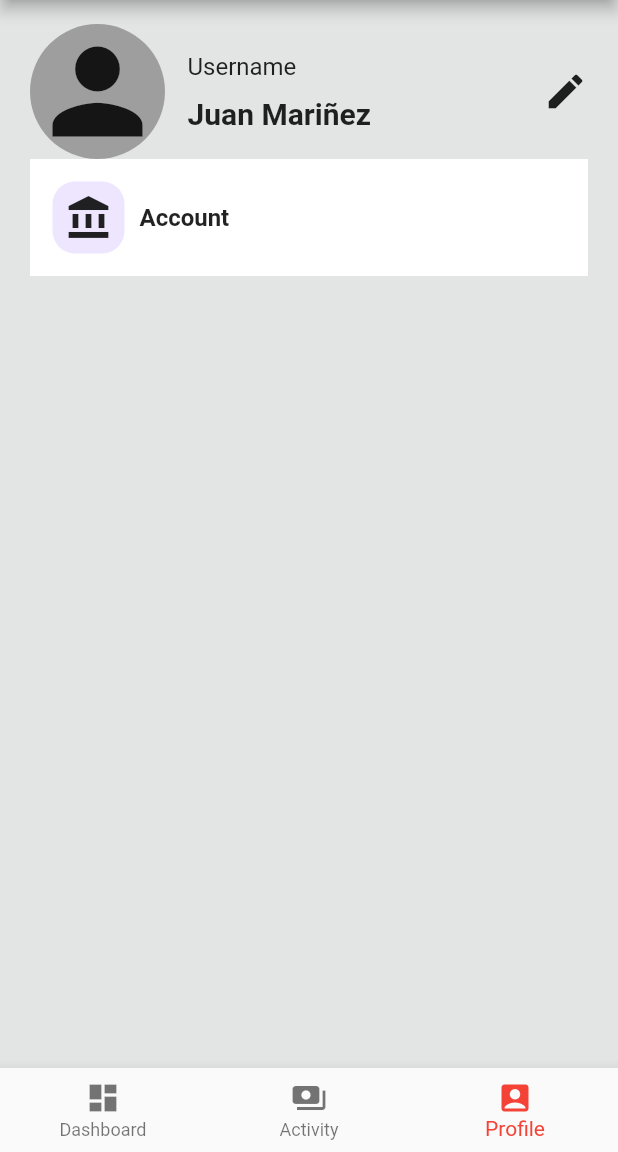
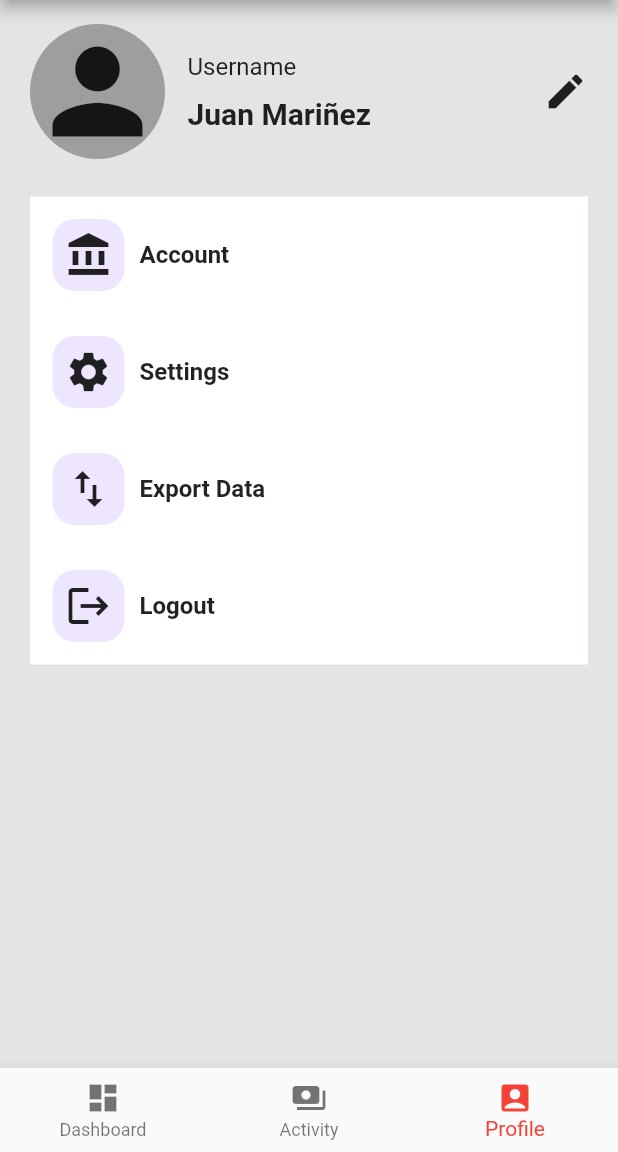
Before and after one commit to JMarinez/gatao, a Flutter app: the screen it shows after launch, item 3 of the bottom bar chosen, on a phone screen of 412 x 824 dp, the part 84-1236 px from its top. Run offline on Flutter 3.47's test engine with Material 2 defaults, Android fonts, the light colour scheme and no system bars.

Commit message:
[UPD] Profile page design almost done

```diff
--- a/lib/src/components/profile/profile_body.dart
+++ b/lib/src/components/profile/profile_body.dart
@@ -11,9 +11,14 @@ class ProfileBody extends StatelessWidget {
   Widget build(BuildContext context) {
     return Container(
       color: Colors.white,
-      child: Column(children: [
-        ProfileMenuItem(),
-      ]),
+      child: Column(
+        children: const [
+          ProfileMenuItem(iconData: Icons.account_balance, label: 'Account'),
+          ProfileMenuItem(iconData: Icons.settings, label: 'Settings'),
+          ProfileMenuItem(iconData: Icons.import_export, label: 'Export Data'),
+          ProfileMenuItem(iconData: Icons.logout, label: 'Logout'),
+        ],
+      ),
     );
   }
 }
--- a/lib/src/components/profile/profile_menu_item.dart
+++ b/lib/src/components/profile/profile_menu_item.dart
@@ -1,8 +1,13 @@
 import 'package:flutter/material.dart';
 
 class ProfileMenuItem extends StatelessWidget {
+  final IconData iconData;
+  final String label;
+
   const ProfileMenuItem({
     Key? key,
+    required this.iconData,
+    required this.label,
   }) : super(key: key);
 
   @override
@@ -13,8 +18,8 @@ class ProfileMenuItem extends StatelessWidget {
         children: [
           Container(
             padding: const EdgeInsets.all(8.0),
-            child: const Icon(
-              Icons.account_balance,
+            child: Icon(
+              iconData,
               size: 32.0,
             ),
             decoration: BoxDecoration(
@@ -25,8 +30,8 @@ class ProfileMenuItem extends StatelessWidget {
             width: 10.0,
           ),
           Text(
-            'Account',
-            style: TextStyle(fontSize: 16.0, fontWeight: FontWeight.bold),
+            label,
+            style: const TextStyle(fontSize: 16.0, fontWeight: FontWeight.bold),
           ),
         ],
       ),
--- a/lib/src/screens/profile_screen.dart
+++ b/lib/src/screens/profile_screen.dart
@@ -12,9 +12,10 @@ class ProfileScreen extends StatelessWidget {
       padding: const EdgeInsets.symmetric(horizontal: 20.0, vertical: 16.0),
       color: const Color(0xffE3E5E5),
       child: Column(
-        children: [
-          const ProfileHeader(),
-          const ProfileBody(),
+        children: const [
+          ProfileHeader(),
+          SizedBox(height: 25.0),
+          ProfileBody(),
         ],
       ),
     );
```
